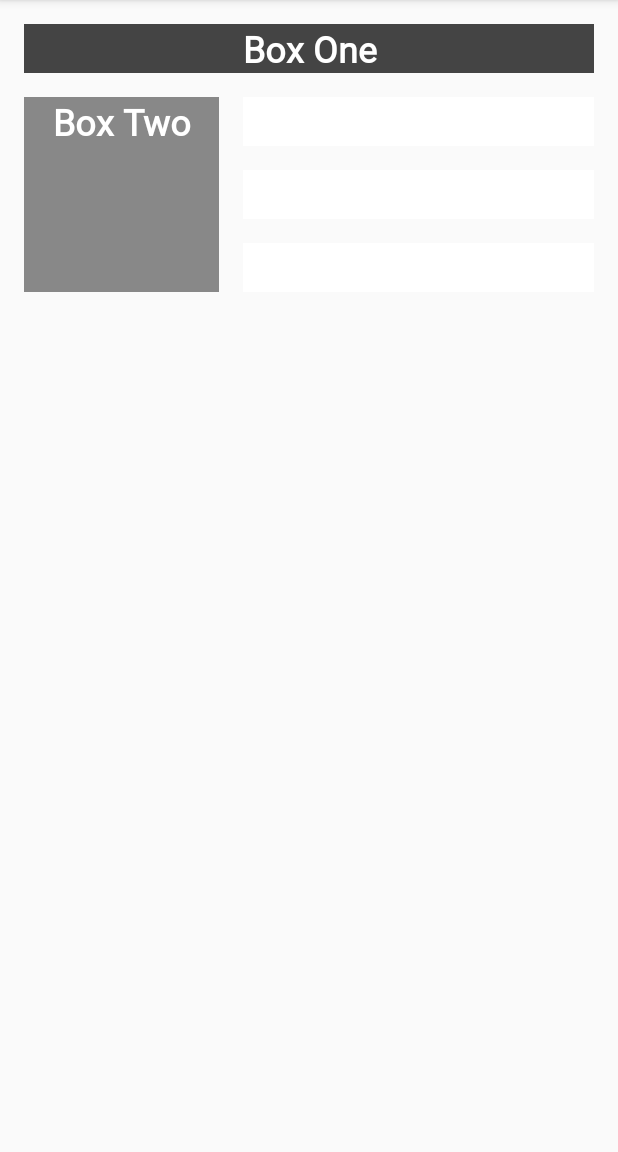
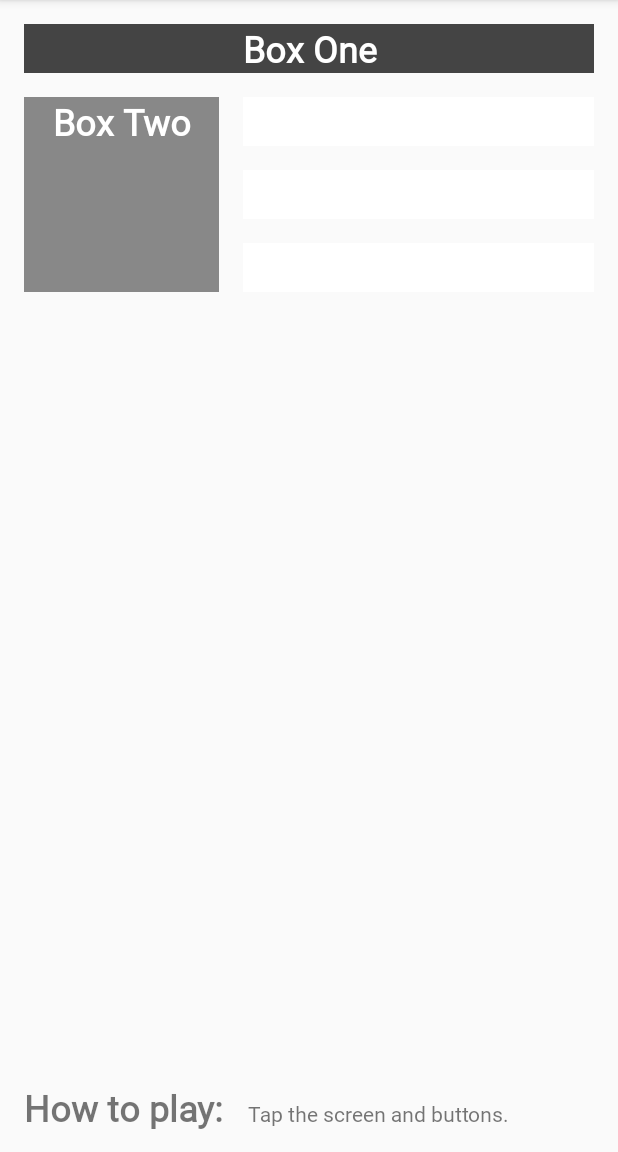
Before and after one commit to lookpearsw/Kotlin_ColorMyViews, an Android app: the screen it shows after launch (MainActivity), after a tap on "Box Two", on a phone screen of 412 x 824 dp, the part 84-1236 px from its top. Run offline under Robolectric (Android 15) with nearby library versions, the phone set to English and light mode, and no system bars; 1 other tap on this screen came first.

Commit message:
Add a baseline constraint

```diff
--- a/app/src/main/res/layout/activity_main.xml
+++ b/app/src/main/res/layout/activity_main.xml
@@ -64,4 +64,23 @@
             app:layout_constraintEnd_toEndOf="parent"
             android:layout_marginEnd="@dimen/margin_wide"/>
 
+    <TextView
+            android:id="@+id/label_text"
+            android:layout_width="wrap_content"
+            android:layout_height="wrap_content"
+            android:layout_marginStart="@dimen/margin_wide"
+            android:fontFamily="@font/roboto"
+            android:text="@string/how_to_play"
+            android:textSize="24sp"
+            android:textStyle="bold"
+            app:layout_constraintStart_toStartOf="parent"
+            app:layout_constraintBaseline_toBaselineOf="@+id/info_text"/>
+    <TextView
+            android:text="@string/tap_the_boxes_and_buttons"
+            android:layout_width="0dp"
+            android:layout_height="wrap_content"
+            android:id="@+id/info_text" android:fontFamily="@font/roboto"
+            app:layout_constraintStart_toEndOf="@+id/label_text" android:layout_marginStart="16dp"
+            android:layout_marginBottom="16dp" app:layout_constraintBottom_toBottomOf="parent"/>
+
 </androidx.constraintlayout.widget.ConstraintLayout>
--- a/app/src/main/res/values/strings.xml
+++ b/app/src/main/res/values/strings.xml
@@ -5,4 +5,6 @@
     <string name="box_three">Box Three</string>
     <string name="box_four">Box Four</string>
     <string name="box_five">Box Five</string>
+    <string name="how_to_play">How to play:</string>
+    <string name="tap_the_boxes_and_buttons">Tap the screen and buttons.</string>
 </resources>
```
